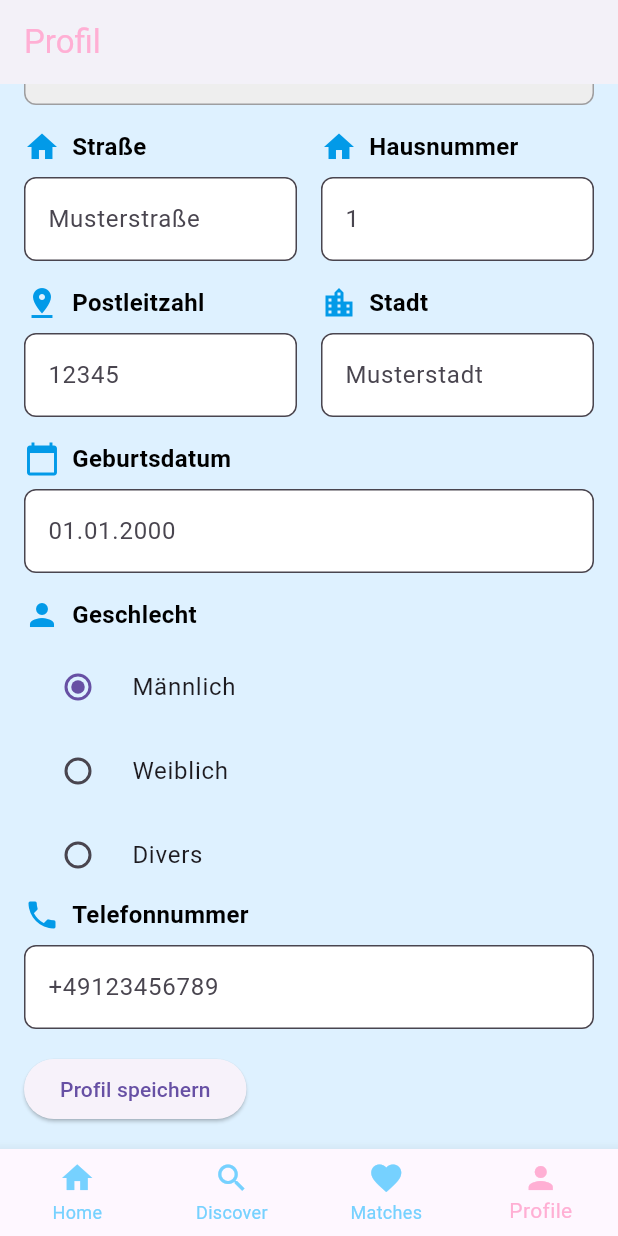
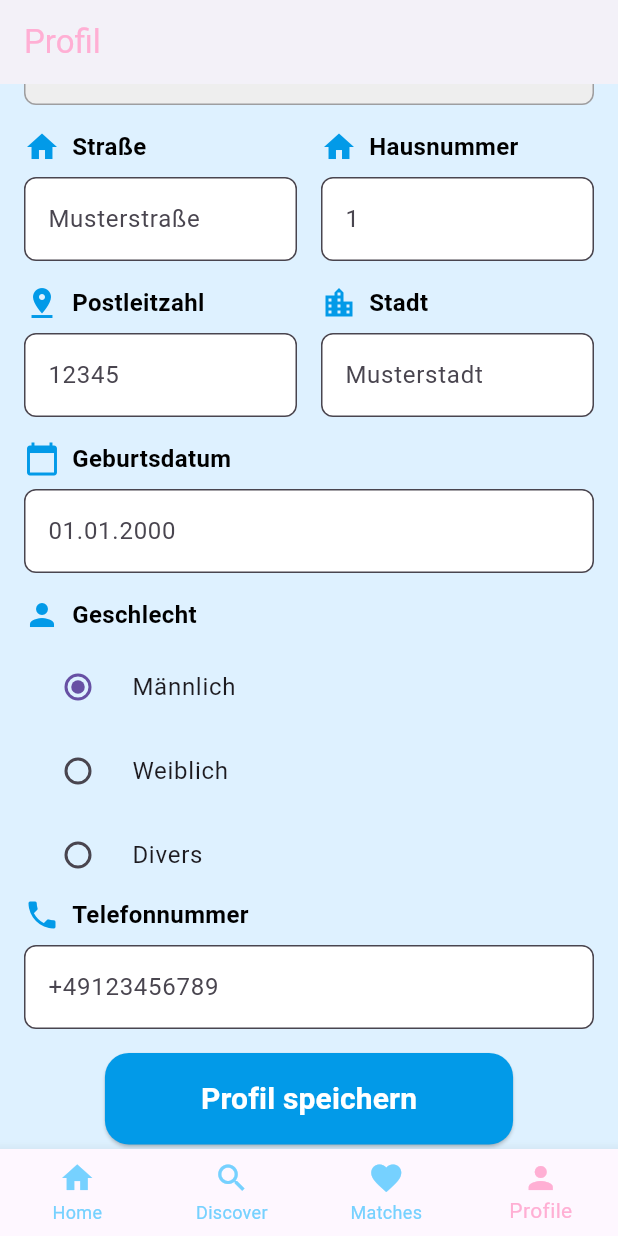
Before and after one commit to jaegerdominik/GoodPace, a Flutter app: the ProfileEditScreen screen opened directly, scrolled down 414 dp, on a phone screen of 412 x 824 dp. Run offline on Flutter 3.47's test engine with Material 3 defaults, Android fonts, the phone set to English and light mode, and no system bars; our stand-ins replace chat_bubbles, cloud_firestore, firebase_auth, firebase_core, flutter_hooks, freezed_annotation and 1 more; accounts and stored records are empty; generated files the repository leaves out were written again.

Commit message:
design for new button on edit profile screen

```diff
--- a/good_pace/lib/screens/profile_edit_screen.dart
+++ b/good_pace/lib/screens/profile_edit_screen.dart
@@ -223,9 +223,25 @@ class _ProfileEditScreenState extends State<ProfileEditScreen> {
                 controller: phoneNumberController,
                 hint: "+49123456789",
               ),
-              ElevatedButton(
-                onPressed: _saveUserData,
-                child: const Text("Profil speichern"),
+              Center(
+                child: ElevatedButton(
+                  onPressed: _saveUserData,
+                  style: ElevatedButton.styleFrom(
+                    backgroundColor: const Color(0xFF029AE8), // Blau
+                    foregroundColor: Colors.white,
+                    shape: RoundedRectangleBorder(
+                      borderRadius: BorderRadius.circular(16),
+                    ),
+                    padding: const EdgeInsets.symmetric(vertical: 16.0, horizontal: 64.0),
+                  ),
+                  child: const Text(
+                    "Profil speichern",
+                    style: TextStyle(
+                      fontSize: 20,
+                      fontWeight: FontWeight.bold,
+                    ),
+                  ),
+                ),
               ),
             ],
           ),
```
